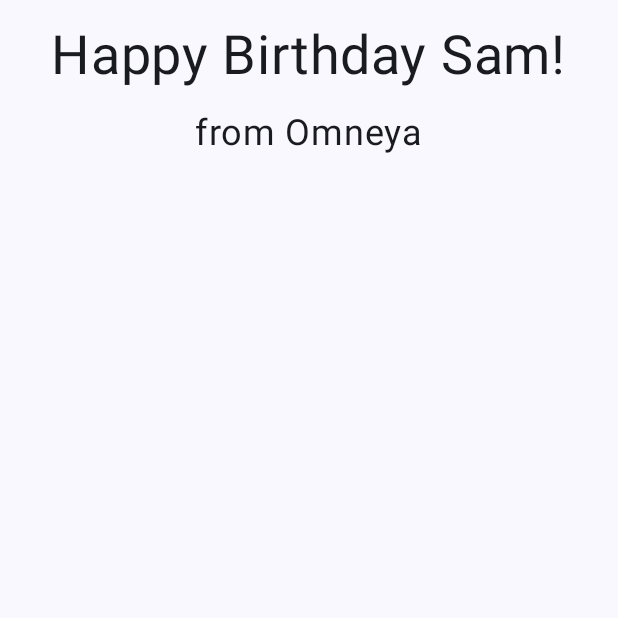
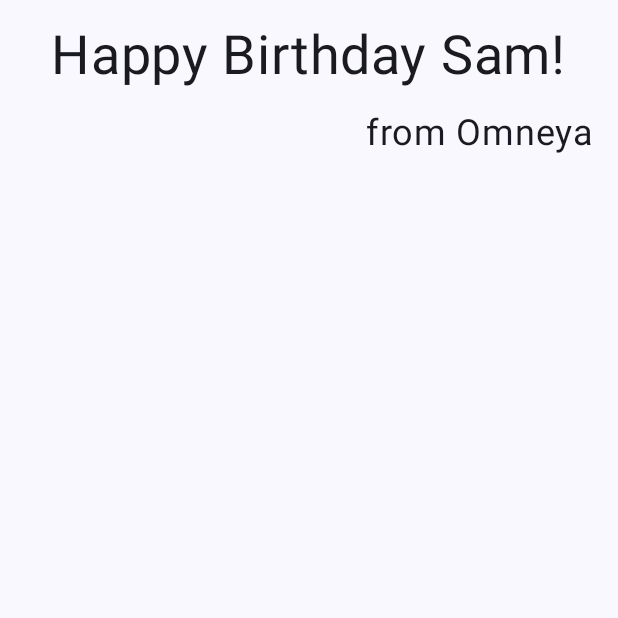
Before and after one commit to OmneyaOsman/ComposeCamp, an Android app built with Jetpack Compose: the screen it shows after launch (MainActivity), on a phone screen of 412 x 824 dp, the top half of it. Run offline under Robolectric (Android 15) with nearby library versions, the phone set to English and light mode, and no system bars.

Commit message:
align text to the end

```diff
--- a/app/src/main/java/com/omni/composecamp/MainActivity.kt
+++ b/app/src/main/java/com/omni/composecamp/MainActivity.kt
@@ -8,7 +8,6 @@ import androidx.compose.foundation.layout.Arrangement
 import androidx.compose.foundation.layout.Box
 import androidx.compose.foundation.layout.Column
 import androidx.compose.foundation.layout.fillMaxSize
-import androidx.compose.foundation.layout.fillMaxWidth
 import androidx.compose.foundation.layout.padding
 import androidx.compose.material3.MaterialTheme
 import androidx.compose.material3.Surface
@@ -16,7 +15,6 @@ import androidx.compose.material3.Text
 import androidx.compose.runtime.Composable
 import androidx.compose.ui.Alignment
 import androidx.compose.ui.Modifier
-import androidx.compose.ui.layout.AlignmentLine
 import androidx.compose.ui.layout.ContentScale
 import androidx.compose.ui.res.painterResource
 import androidx.compose.ui.res.stringResource
@@ -73,7 +71,9 @@ fun BirthDayGreetingWithText(message: String, from: String, modifier: Modifier =
         Text(
             text = from,
             fontSize = 24.sp,
-            modifier = Modifier.padding(top = 16.dp)
+            modifier = Modifier
+                .padding(top = 16.dp, end = 16.dp)
+                .align(alignment = Alignment.End)
         )
 
     }
```
